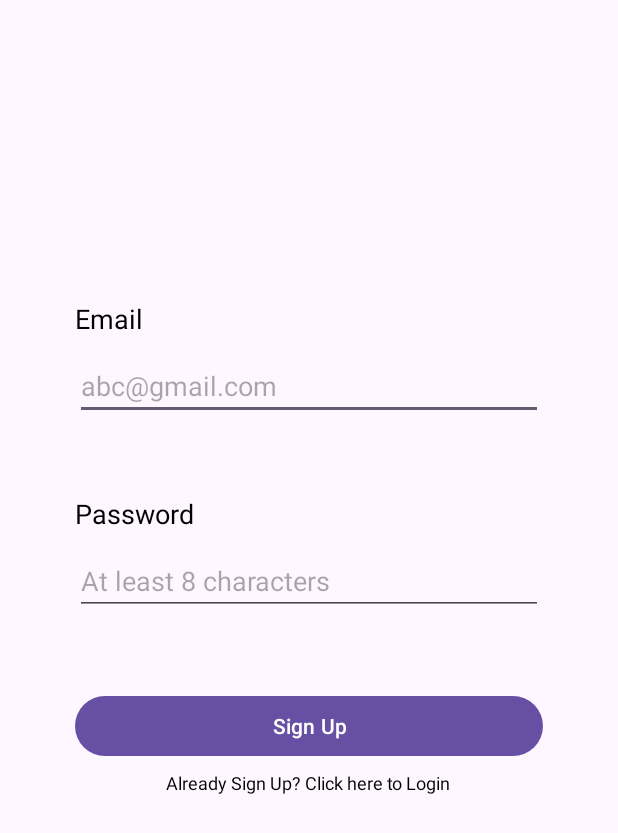
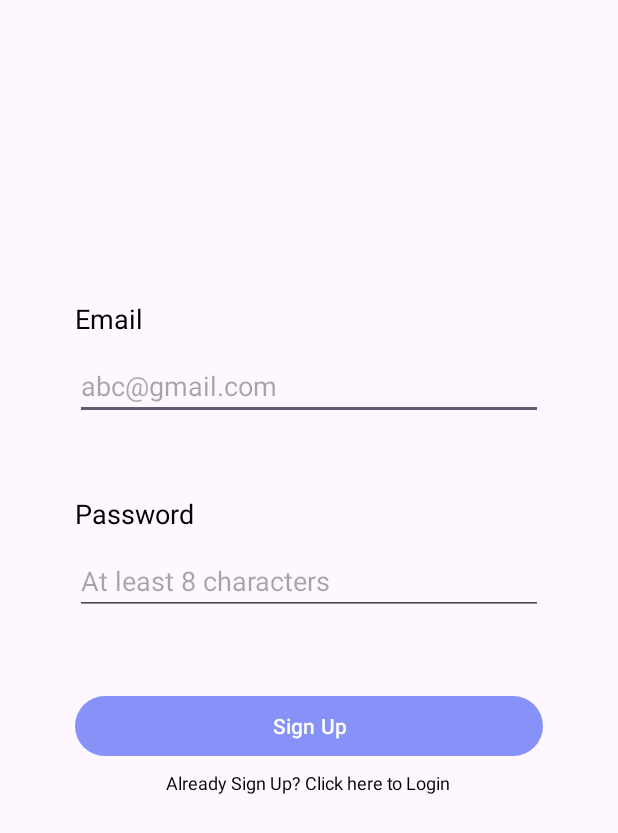
Before and after one commit to ainwg/recipe-master, an Android app: the screen it shows after launch (SignUp), on a phone screen of 412 x 824 dp. Shown: the top 833 px of the screen. Run offline under Robolectric (Android 15) with nearby library versions, the phone set to English and light mode, and no system bars.

Commit message:
Create and update progress_layout.xml

```diff
--- a/app/src/main/AndroidManifest.xml
+++ b/app/src/main/AndroidManifest.xml
@@ -1,6 +1,8 @@
 <?xml version="1.0" encoding="utf-8"?>
 <manifest xmlns:android="http://schemas.android.com/apk/res/android"
     xmlns:tools="http://schemas.android.com/tools">
+
+    <uses-permission android:name="android.permission.READ_EXTERNAL_STORAGE"/>
 
     <application
         android:allowBackup="true"
--- a/app/src/main/java/com/example/recipemaster/Login.java
+++ b/app/src/main/java/com/example/recipemaster/Login.java
@@ -24,7 +24,7 @@ public class Login extends AppCompatActivity {
         buttonLogin.setOnClickListener(new View.OnClickListener() {
             @Override
             public void onClick(View view) {
-                Intent intent = new Intent(Login.this, SignUp.class);
+                Intent intent = new Intent(Login.this, Homepage.class);
                 startActivity(intent);
             }
         });
--- a/app/src/main/java/com/example/recipemaster/SignUp.java
+++ b/app/src/main/java/com/example/recipemaster/SignUp.java
@@ -10,13 +10,22 @@ import android.widget.TextView;
 
 public class SignUp extends AppCompatActivity {
 
+    Button buttonSignUp;
     TextView textLogin;
     @Override
     protected void onCreate(Bundle savedInstanceState) {
         super.onCreate(savedInstanceState);
         setContentView(R.layout.signup);
 
+        buttonSignUp = findViewById(R.id.btnSignUp);
         textLogin = findViewById(R.id.tvLogin);
+
+        buttonSignUp.setOnClickListener(new View.OnClickListener() {
+            @Override
+            public void onClick(View view) {
+                // masuk data ke firebase
+            }
+        });
 
         textLogin.setOnClickListener(new View.OnClickListener() {
             @Override
--- /dev/null
+++ b/app/src/main/res/drawable/add_icon.xml
@@ -0,0 +1,5 @@
+<vector android:height="24dp" android:tint="#FFFFFF"
+    android:viewportHeight="24" android:viewportWidth="24"
+    android:width="24dp" xmlns:android="http://schemas.android.com/apk/res/android">
+    <path android:fillColor="@android:color/white" android:pathData="M19,13h-6v6h-2v-6H5v-2h6V5h2v6h6v2z"/>
+</vector>
--- a/app/src/main/res/values/colors.xml
+++ b/app/src/main/res/values/colors.xml
@@ -2,4 +2,5 @@
 <resources>
     <color name="black">#FF000000</color>
     <color name="white">#FFFFFFFF</color>
+    <color name="lavendar">#8692F7</color>
 </resources>
--- a/app/src/main/res/values/themes.xml
+++ b/app/src/main/res/values/themes.xml
@@ -1,8 +1,9 @@
 <resources xmlns:tools="http://schemas.android.com/tools">
     <!-- Base application theme. -->
     <style name="Base.Theme.RecipeMaster" parent="Theme.Material3.DayNight.NoActionBar">
-        <!-- Customize your light theme here. -->
-        <!-- <item name="colorPrimary">@color/my_light_primary</item> -->
+        <!--        Primary Brand Color-->
+         <item name="colorPrimary">@color/lavendar</item>
+        <item name="colorPrimaryVariant">@color/lavendar</item>
     </style>
 
     <style name="Theme.RecipeMaster" parent="Base.Theme.RecipeMaster" />
```
Also changed, not shown: app/src/main/res/drawable/lavendar_border.xml (added, +10 -0 lines), app/src/main/res/layout/progress_layout.xml (added, +23 -0 lines), app/src/main/res/drawable/upload.png (added).
